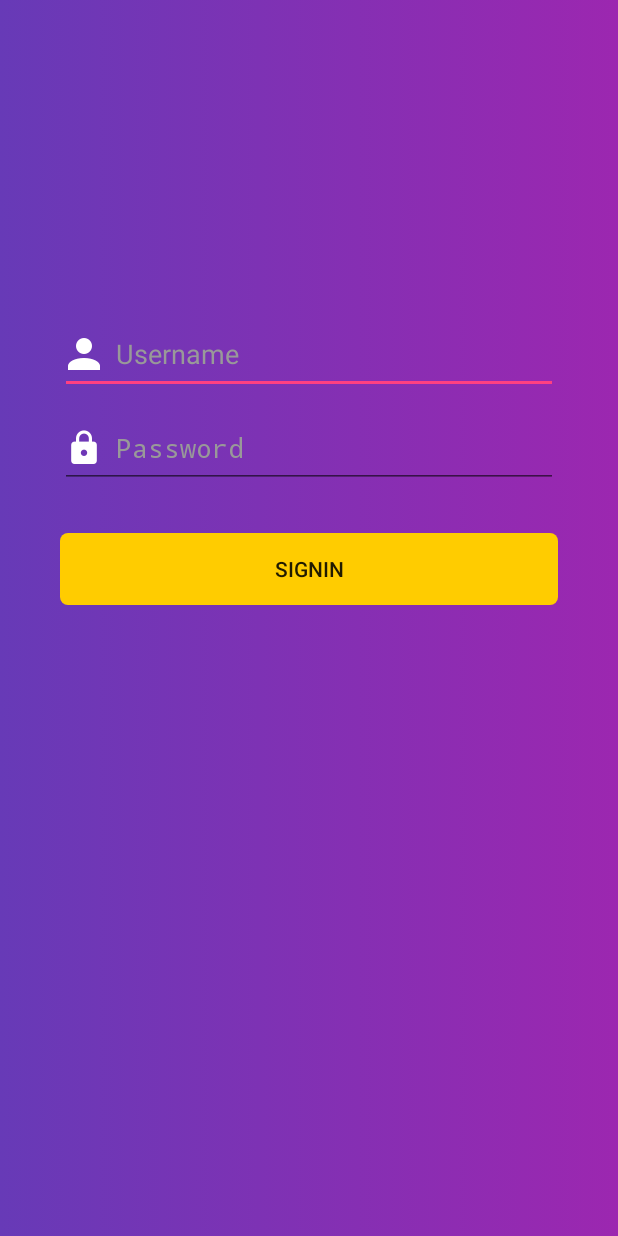
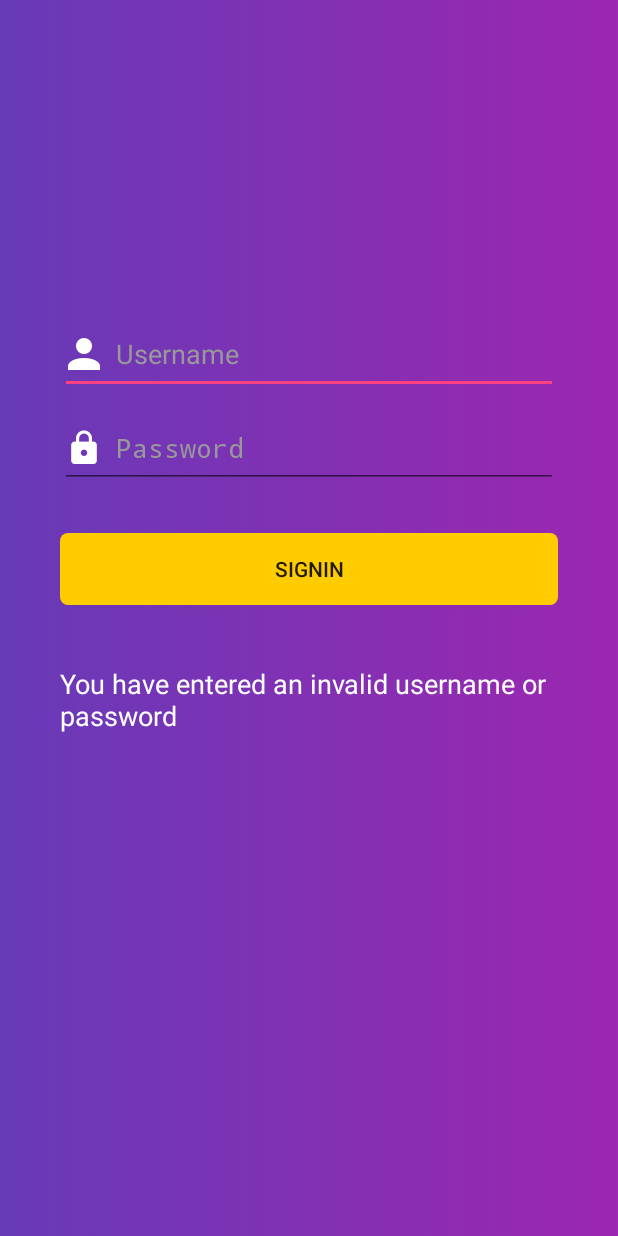
Before and after one commit to w3farid/supershop, an Android app: the screen it shows after launch (LoginActivity), after a tap on "SIGNIN", on a phone screen of 412 x 824 dp. Run offline under Robolectric (Android 15) with nearby library versions, the phone set to English and light mode, and no system bars; our stand-ins replace ButterKnife, Room's generated code, RxJava.

```diff
--- a/app/src/main/res/values/strings.xml
+++ b/app/src/main/res/values/strings.xml
@@ -1,3 +1,4 @@
 <resources>
     <string name="app_name">super-shop</string>
+    <string name="loginErrorMessage">You have entered an invalid username or password</string>
 </resources>
```
